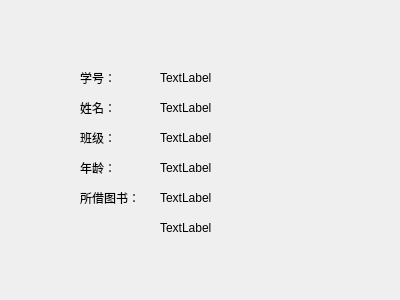
First picture: the form in student_info_inquiry.ui, repository ZzzAmy/bookstore, before the edit.
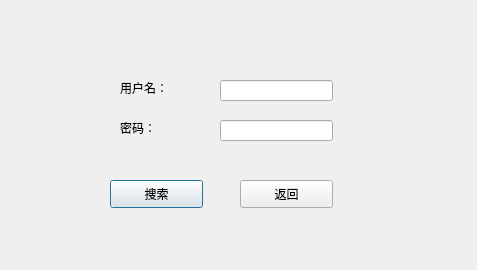
Second picture: the form after the edit.

```diff
--- a/student_info_inquiry.ui
+++ b/student_info_inquiry.ui
@@ -6,154 +6,83 @@
    <rect>
     <x>0</x>
     <y>0</y>
-    <width>400</width>
-    <height>300</height>
+    <width>477</width>
+    <height>270</height>
    </rect>
   </property>
   <property name="windowTitle">
    <string>Dialog</string>
   </property>
+  <widget class="QPushButton" name="pushButton">
+   <property name="geometry">
+    <rect>
+     <x>110</x>
+     <y>180</y>
+     <width>93</width>
+     <height>28</height>
+    </rect>
+   </property>
+   <property name="text">
+    <string>搜索</string>
+   </property>
+  </widget>
+  <widget class="QLineEdit" name="lineEdit">
+   <property name="geometry">
+    <rect>
+     <x>220</x>
+     <y>80</y>
+     <width>113</width>
+     <height>21</height>
+    </rect>
+   </property>
+  </widget>
+  <widget class="QLineEdit" name="lineEdit_2">
+   <property name="geometry">
+    <rect>
+     <x>220</x>
+     <y>120</y>
+     <width>113</width>
+     <height>21</height>
+    </rect>
+   </property>
+  </widget>
   <widget class="QLabel" name="label">
    <property name="geometry">
     <rect>
-     <x>80</x>
-     <y>70</y>
+     <x>120</x>
+     <y>80</y>
      <width>72</width>
      <height>15</height>
     </rect>
    </property>
    <property name="text">
-    <string>学号：</string>
+    <string>用户名：</string>
    </property>
   </widget>
   <widget class="QLabel" name="label_2">
    <property name="geometry">
     <rect>
-     <x>160</x>
-     <y>70</y>
+     <x>120</x>
+     <y>120</y>
      <width>72</width>
      <height>15</height>
     </rect>
    </property>
    <property name="text">
-    <string>TextLabel</string>
+    <string>密码：</string>
    </property>
   </widget>
-  <widget class="QLabel" name="label_3">
+  <widget class="QPushButton" name="pushButton_2">
    <property name="geometry">
     <rect>
-     <x>80</x>
-     <y>100</y>
-     <width>72</width>
-     <height>15</height>
+     <x>240</x>
+     <y>180</y>
+     <width>93</width>
+     <height>28</height>
     </rect>
    </property>
    <property name="text">
-    <string>姓名：</string>
-   </property>
-  </widget>
-  <widget class="QLabel" name="label_4">
-   <property name="geometry">
-    <rect>
-     <x>160</x>
-     <y>100</y>
-     <width>72</width>
-     <height>15</height>
-    </rect>
-   </property>
-   <property name="text">
-    <string>TextLabel</string>
-   </property>
-  </widget>
-  <widget class="QLabel" name="label_5">
-   <property name="geometry">
-    <rect>
-     <x>80</x>
-     <y>130</y>
-     <width>72</width>
-     <height>15</height>
-    </rect>
-   </property>
-   <property name="text">
-    <string>班级：</string>
-   </property>
-  </widget>
-  <widget class="QLabel" name="label_6">
-   <property name="geometry">
-    <rect>
-     <x>160</x>
-     <y>130</y>
-     <width>72</width>
-     <height>15</height>
-    </rect>
-   </property>
-   <property name="text">
-    <string>TextLabel</string>
-   </property>
-  </widget>
-  <widget class="QLabel" name="label_7">
-   <property name="geometry">
-    <rect>
-     <x>80</x>
-     <y>160</y>
-     <width>72</width>
-     <height>15</height>
-    </rect>
-   </property>
-   <property name="text">
-    <string>年龄：</string>
-   </property>
-  </widget>
-  <widget class="QLabel" name="label_8">
-   <property name="geometry">
-    <rect>
-     <x>160</x>
-     <y>160</y>
-     <width>72</width>
-     <height>15</height>
-    </rect>
-   </property>
-   <property name="text">
-    <string>TextLabel</string>
-   </property>
-  </widget>
-  <widget class="QLabel" name="label_9">
-   <property name="geometry">
-    <rect>
-     <x>80</x>
-     <y>190</y>
-     <width>72</width>
-     <height>15</height>
-    </rect>
-   </property>
-   <property name="text">
-    <string>所借图书：</string>
-   </property>
-  </widget>
-  <widget class="QLabel" name="label_10">
-   <property name="geometry">
-    <rect>
-     <x>160</x>
-     <y>190</y>
-     <width>72</width>
-     <height>15</height>
-    </rect>
-   </property>
-   <property name="text">
-    <string>TextLabel</string>
-   </property>
-  </widget>
-  <widget class="QLabel" name="label_11">
-   <property name="geometry">
-    <rect>
-     <x>160</x>
-     <y>220</y>
-     <width>72</width>
-     <height>15</height>
-    </rect>
-   </property>
-   <property name="text">
-    <string>TextLabel</string>
+    <string>返回</string>
    </property>
   </widget>
  </widget>
```
